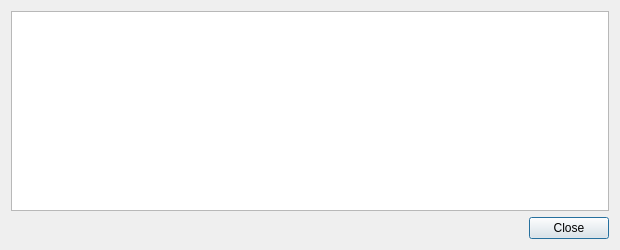
project-qmc/QMC, file src/qt/forms/transactiondescdialog.ui: the form before one commit.
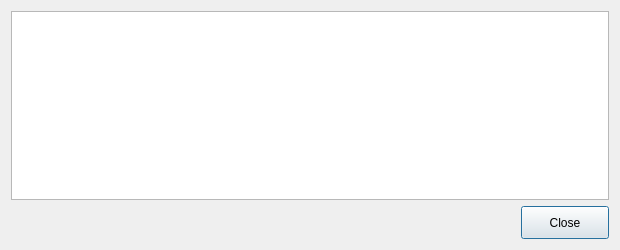
The form after the commit.

What changed in the file:
```diff
--- a/src/qt/forms/transactiondescdialog.ui
+++ b/src/qt/forms/transactiondescdialog.ui
@@ -13,6 +13,9 @@
   <property name="windowTitle">
    <string>Transaction details</string>
   </property>
+  <property name="styleSheet">
+   <string notr="true">QPushButton{width: 80px; height: 25px;}</string>
+  </property>
   <layout class="QVBoxLayout" name="verticalLayout">
    <item>
     <widget class="QTextEdit" name="detailText">
```
